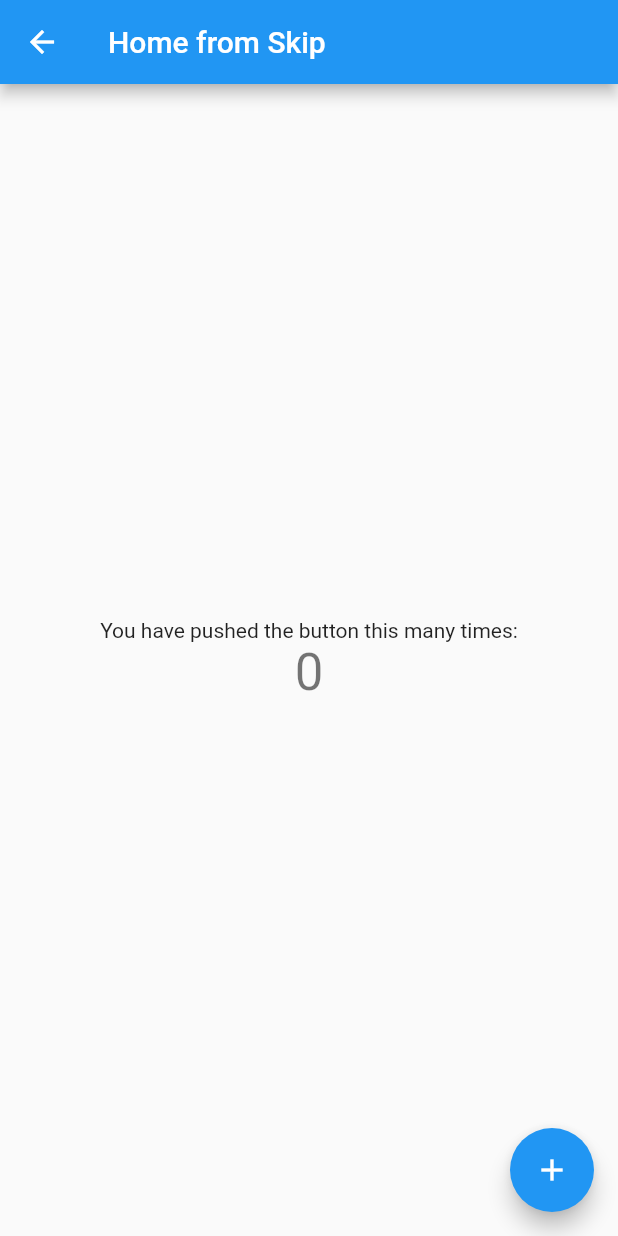
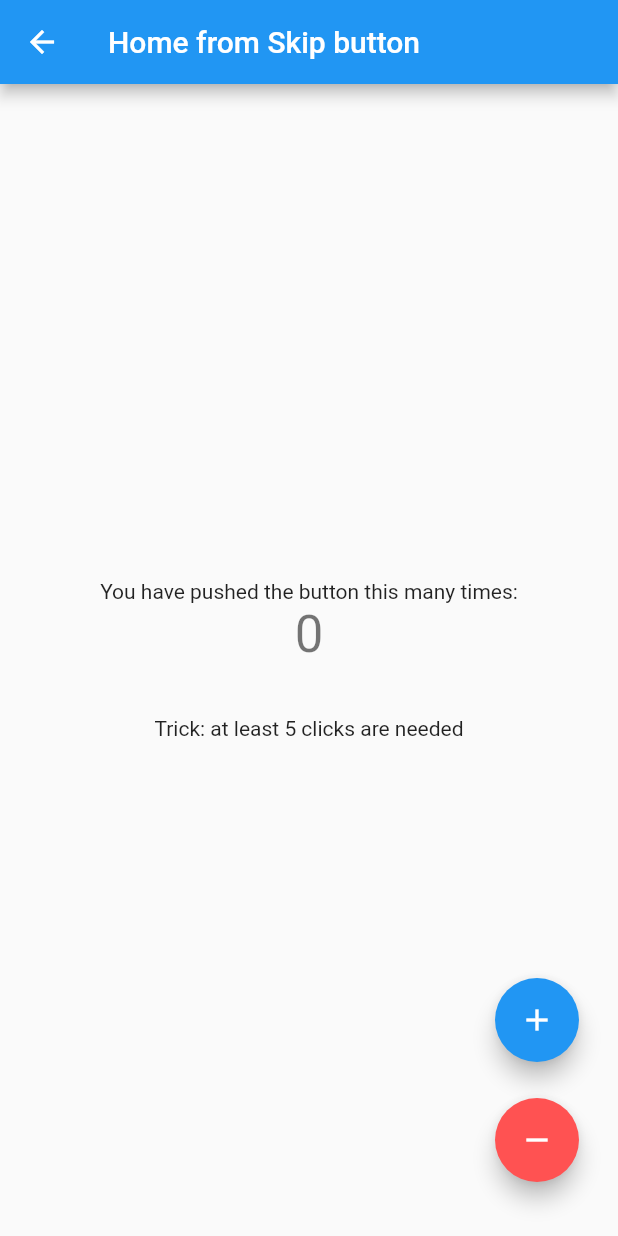
Before and after one commit to sledgx/flutter-onboarding, a Flutter app: the screen it shows after launch, after a tap on "Skip", on a phone screen of 412 x 824 dp. Run offline on Flutter 3.47's test engine with Material 2 defaults, Android fonts, the phone set to English and light mode, and no system bars; our stand-ins replace shared_preferences.

Commit message:
Added shared preferences

```diff
--- a/lib/main.dart
+++ b/lib/main.dart
@@ -1,5 +1,7 @@
 import 'package:flutter/material.dart';
+import 'package:flutter_onboarding/screens/home.dart';
 import 'package:flutter_onboarding/screens/onboarding.dart';
+import 'package:flutter_onboarding/utils/preferences.dart';
 
 void main() {
   runApp(const MyApp());
@@ -16,7 +18,18 @@ class MyApp extends StatelessWidget {
       theme: ThemeData(
         primarySwatch: Colors.blue,
       ),
-      home: const OnboardingScreen(),
+      home: FutureBuilder<bool>(
+        future: () async {
+          return await PreferencesManager.getOnboardingViewed();
+        }(),
+        builder: (BuildContext context, AsyncSnapshot<bool> snapshot) {
+          if (snapshot.hasData && snapshot.data == true) {
+            return const HomeScreen(title: 'Home from Main');
+          } else {
+            return const OnboardingScreen();
+          }
+        },
+      ),
     );
   }
 }
--- a/lib/screens/home.dart
+++ b/lib/screens/home.dart
@@ -1,4 +1,5 @@
 import 'package:flutter/material.dart';
+import 'package:flutter_onboarding/utils/preferences.dart';
 
 class HomeScreen extends StatefulWidget {
   final String title;
@@ -12,10 +13,24 @@ class HomeScreen extends StatefulWidget {
 class _HomeScreenState extends State<HomeScreen> {
   int _counter = 0;
 
+  void _decrementCounter() {
+    setState(() {
+      if (_counter > 0) {
+        _counter--;
+      }
+    });
+  }
+
   void _incrementCounter() {
     setState(() {
-      _counter++;
+      if (_counter < 100) {
+        _counter++;
+      }
     });
+  }
+
+  void _clearPreferences() {
+    PreferencesManager.unsetOnboardingViewed();
   }
 
   @override
@@ -35,13 +50,39 @@ class _HomeScreenState extends State<HomeScreen> {
               '$_counter',
               style: Theme.of(context).textTheme.headline4,
             ),
+            const SizedBox(height: 35.0),
+            _counter >= 5
+                ? TextButton(
+                    onPressed: () => _clearPreferences(),
+                    child: const Text('Reset Preferences'),
+                  )
+                : const Text('Trick: at least 5 clicks are needed'),
           ],
         ),
       ),
-      floatingActionButton: FloatingActionButton(
-        onPressed: _incrementCounter,
-        tooltip: 'Increment',
-        child: const Icon(Icons.add),
+      floatingActionButton: Stack(
+        fit: StackFit.expand,
+        children: [
+          Positioned(
+            right: 10,
+            bottom: 100,
+            child: FloatingActionButton(
+              onPressed: _incrementCounter,
+              tooltip: 'Increment',
+              child: const Icon(Icons.add),
+            ),
+          ),
+          Positioned(
+            right: 10,
+            bottom: 20,
+            child: FloatingActionButton(
+              onPressed: _decrementCounter,
+              tooltip: 'Decrement',
+              child: const Icon(Icons.remove),
+              backgroundColor: Colors.redAccent,
+            ),
+          ),
+        ],
       ),
     );
   }
--- a/lib/screens/onboarding.dart
+++ b/lib/screens/onboarding.dart
@@ -2,6 +2,7 @@ import 'package:flutter/material.dart';
 import 'package:flutter/services.dart';
 import 'package:flutter_onboarding/data/onboarding.dart';
 import 'package:flutter_onboarding/screens/home.dart';
+import 'package:flutter_onboarding/utils/preferences.dart';
 import 'package:flutter_onboarding/utils/styles.dart';
 
 class OnboardingScreen extends StatefulWidget {
@@ -16,17 +17,20 @@ class _OnboardingScreenState extends State<OnboardingScreen> {
     OnboardingData(
       imagePath: 'assets/images/onboarding1.png',
       title: 'Connect people\naround the world',
-      description: 'Lorem ipsum dolor sit amet, consectetur adipiscing elit, sed do eiusmod tempor incididunt',
+      description:
+          'Lorem ipsum dolor sit amet, consectetur adipiscing elit, sed do eiusmod tempor incididunt',
     ),
     OnboardingData(
       imagePath: 'assets/images/onboarding2.png',
       title: 'Get a new experience\nof imagination',
-      description: 'Lorem ipsum dolor sit amet, consectetur adipiscing elit, sed do eiusmod tempor incididunt ut labore et dolore',
+      description:
+          'Lorem ipsum dolor sit amet, consectetur adipiscing elit, sed do eiusmod tempor incididunt ut labore et dolore',
     ),
     OnboardingData(
       imagePath: 'assets/images/onboarding3.png',
       title: 'Live your life smarter\nwith us!',
-      description: 'Lorem ipsum dolor sit amet, consectetur adipiscing elit, sed do eiusmod tempor',
+      description:
+          'Lorem ipsum dolor sit amet, consectetur adipiscing elit, sed do eiusmod tempor',
     )
   ];
   final PageController _pageController = PageController(initialPage: 0);
@@ -89,10 +93,14 @@ class _OnboardingScreenState extends State<OnboardingScreen> {
     );
   }
 
-  void _gotoHome(String from) {
+  void _gotoHome(String action) {
+    PreferencesManager.setOnboardingViewed();
+
     Navigator.push(
       context,
-      MaterialPageRoute(builder: (context) => HomeScreen(title: 'Home from $from')),
+      MaterialPageRoute(
+        builder: (context) => HomeScreen(title: 'Home from $action button'),
+      ),
     );
   }
 
--- /dev/null
+++ b/lib/utils/preferences.dart
@@ -0,0 +1,20 @@
+import 'package:shared_preferences/shared_preferences.dart';
+
+class PreferencesManager {
+  static const String _onboardingViewedKey = 'onboarding_viewed';
+
+  static Future<bool> getOnboardingViewed() async {
+    SharedPreferences sharedPreferences = await SharedPreferences.getInstance();
+    return sharedPreferences.getBool(_onboardingViewedKey) ?? false;
+  }
+
+  static void setOnboardingViewed({bool viewed = true}) async {
+    SharedPreferences sharedPreferences = await SharedPreferences.getInstance();
+    sharedPreferences.setBool(_onboardingViewedKey, viewed);
+  }
+
+  static void unsetOnboardingViewed() async {
+    SharedPreferences sharedPreferences = await SharedPreferences.getInstance();
+    sharedPreferences.remove(_onboardingViewedKey);
+  }
+}
--- a/pubspec.yaml
+++ b/pubspec.yaml
@@ -30,6 +30,7 @@ dependencies:
   flutter:
     sdk: flutter
 
+  shared_preferences: ^2.0.8
 
   # The following adds the Cupertino Icons font to your application.
   # Use with the CupertinoIcons class for iOS style icons.
```
Also changed, not shown: pubspec.lock.
